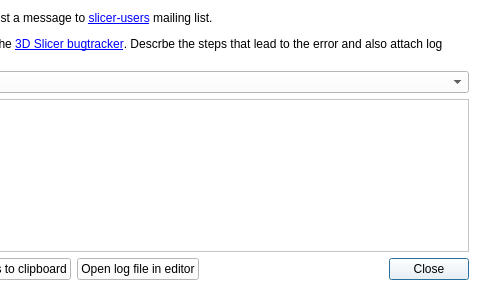
The window that Applications/SlicerApp/Resources/UI/qSlicerAppErrorReportDialog.ui (Slicer/SlicerGitSVNArchive) describes before a commit, drawn with Qt 5; both pictures show x 211 to 691 and y 0 to 291 of the 691 by 291 pixel window.
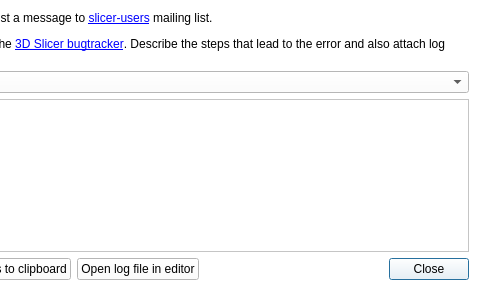
The same window after the commit. Custom widgets are drawn as their Qt base class.

Commit message: STYLE: Fixed typo in Error report dialog

Patch:
```diff
--- a/Applications/SlicerApp/Resources/UI/qSlicerAppErrorReportDialog.ui
+++ b/Applications/SlicerApp/Resources/UI/qSlicerAppErrorReportDialog.ui
@@ -441,7 +441,7 @@
    <item row="0" column="0" colspan="2">
     <widget class="QLabel" name="InstructionsLabel">
      <property name="text">
-      <string>&lt;html&gt;&lt;head/&gt;&lt;body&gt;&lt;p&gt;&lt;span style=&quot; font-weight:600;&quot;&gt;Questions and feature requests:&lt;/span&gt; post a message to &lt;a href=&quot;http://massmail.bwh.harvard.edu/mailman/listinfo/slicer-users&quot;&gt;&lt;span style=&quot; text-decoration: underline; color:#0000ff;&quot;&gt;slicer-users&lt;/span&gt;&lt;/a&gt; mailing list.&lt;/p&gt;&lt;p&gt;&lt;span style=&quot; font-weight:600;&quot;&gt;Bug reports: &lt;/span&gt;submit a bug report to the &lt;a href=&quot;http://www.na-mic.org/Bug/my_view_page.php&quot;&gt;&lt;span style=&quot; text-decoration: underline; color:#0000ff;&quot;&gt;3D Slicer bugtracker&lt;/span&gt;&lt;/a&gt;. Descrbe the steps that lead to the error and also attach log messages.&lt;/p&gt;&lt;/body&gt;&lt;/html&gt;</string>
+      <string>&lt;html&gt;&lt;head/&gt;&lt;body&gt;&lt;p&gt;&lt;span style=&quot; font-weight:600;&quot;&gt;Questions and feature requests:&lt;/span&gt; post a message to &lt;a href=&quot;http://massmail.bwh.harvard.edu/mailman/listinfo/slicer-users&quot;&gt;&lt;span style=&quot; text-decoration: underline; color:#0000ff;&quot;&gt;slicer-users&lt;/span&gt;&lt;/a&gt; mailing list.&lt;/p&gt;&lt;p&gt;&lt;span style=&quot; font-weight:600;&quot;&gt;Bug reports: &lt;/span&gt;submit a bug report to the &lt;a href=&quot;http://www.na-mic.org/Bug/my_view_page.php&quot;&gt;&lt;span style=&quot; text-decoration: underline; color:#0000ff;&quot;&gt;3D Slicer bugtracker&lt;/span&gt;&lt;/a&gt;. Describe the steps that lead to the error and also attach log messages.&lt;/p&gt;&lt;/body&gt;&lt;/html&gt;</string>
      </property>
      <property name="textFormat">
       <enum>Qt::RichText</enum>
```
